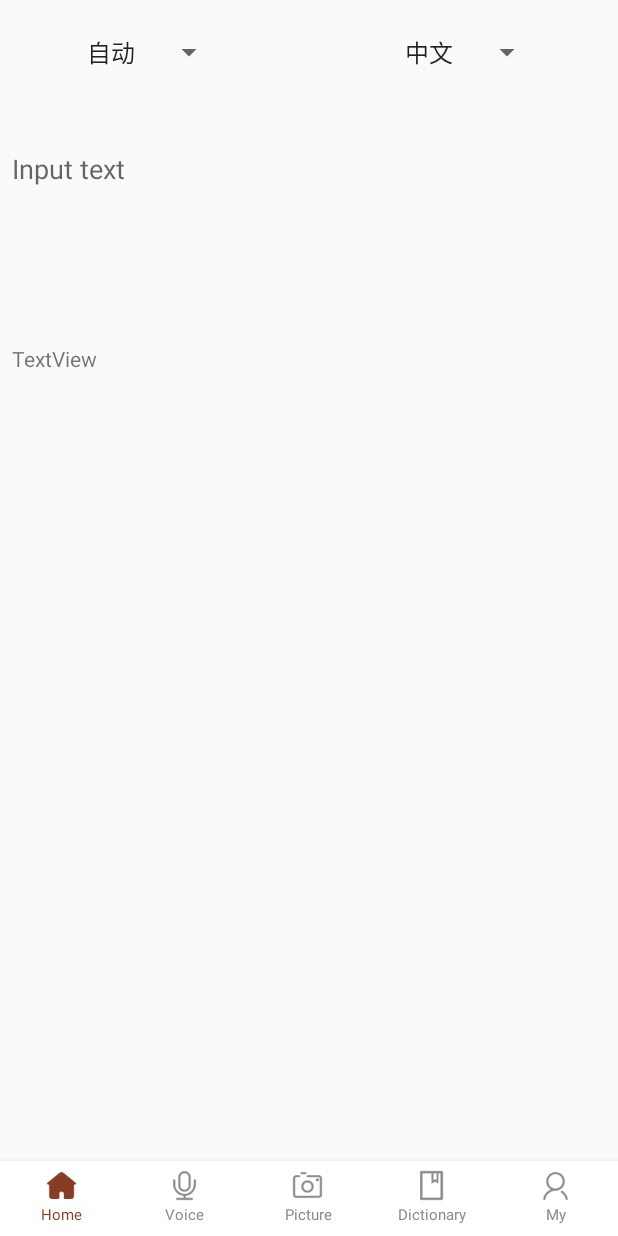
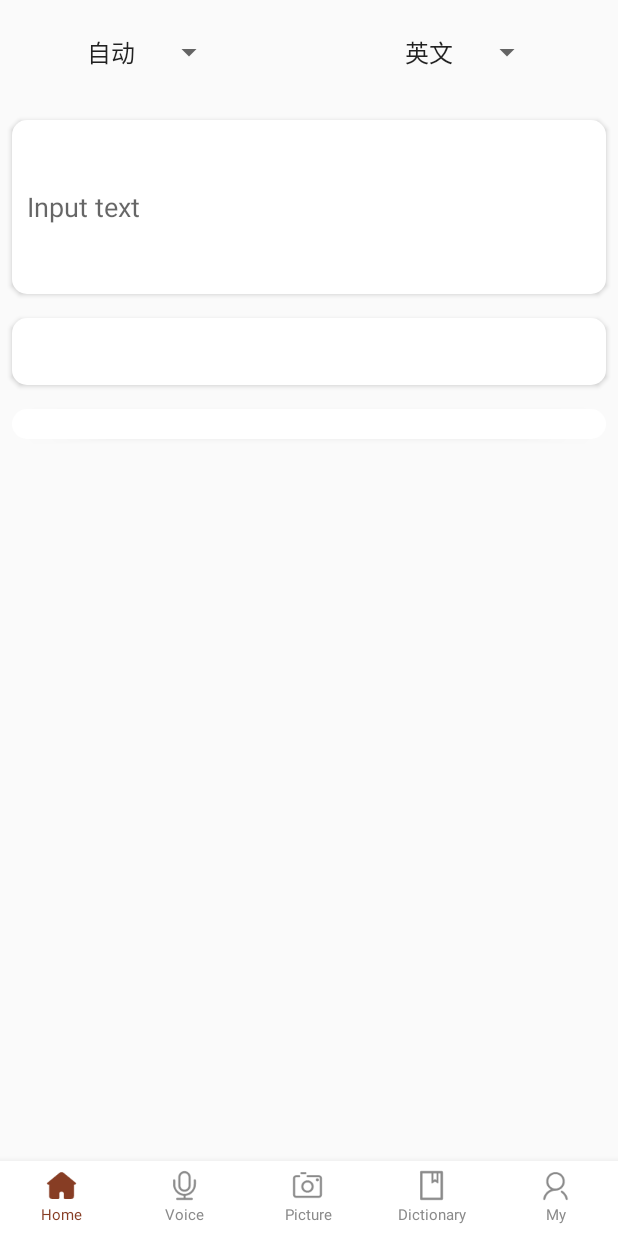
Before and after one commit to Tsitsing/Translation, an Android app: the screen it shows after launch (MainActivity), on a phone screen of 412 x 824 dp. Run offline under Robolectric (Android 15) with nearby library versions, the phone set to English and light mode, and no system bars; our stand-ins replace Volley.

Commit message:
文本查词，分词查询动态显示

```diff
--- a/app/src/main/java/com/tsitsing/translation/FiveLine.java
+++ b/app/src/main/java/com/tsitsing/translation/FiveLine.java
@@ -23,7 +23,7 @@
         super(context, attrs);
         paint = new Paint(Paint.ANTI_ALIAS_FLAG);
         paint.setStrokeWidth(10);
-        paint.setColor(Color.parseColor("#ff0099cc"));
+        paint.setColor(Color.parseColor("#ff873d24"));
     }
 
     public void initLine(float[] floats) {
--- a/app/src/main/java/com/tsitsing/translation/MainActivity.java
+++ b/app/src/main/java/com/tsitsing/translation/MainActivity.java
@@ -17,6 +17,10 @@
 import android.view.View;
 import android.widget.Button;
 import android.widget.RadioGroup;
+
+import java.lang.reflect.Constructor;
+import java.lang.reflect.Field;
+import java.lang.reflect.Method;
 
 
 public class MainActivity extends AppCompatActivity {
@@ -44,12 +48,35 @@
             }
         }
     }
+    //Android9限制了非官方SDK（non-sdk）的调用，用此方法阻止弹窗提示
+    private void closeAndroidPDialog(){
+        try {
+            Class aClass = Class.forName("android.content.pm.PackageParser$Package");
+            Constructor declaredConstructor = aClass.getDeclaredConstructor(String.class);
+            declaredConstructor.setAccessible(true);
+        } catch (Exception e) {
+            e.printStackTrace();
+        }
+        try {
+            Class cls = Class.forName("android.app.ActivityThread");
+            Method declaredMethod = cls.getDeclaredMethod("currentActivityThread");
+            declaredMethod.setAccessible(true);
+            Object activityThread = declaredMethod.invoke(null);
+            Field mHiddenApiWarningShown = cls.getDeclaredField("mHiddenApiWarningShown");
+            mHiddenApiWarningShown.setAccessible(true);
+            mHiddenApiWarningShown.setBoolean(activityThread, true);
+        } catch (Exception e) {
+            e.printStackTrace();
+        }
+    }
 
 
     @Override
     protected void onCreate(Bundle savedInstanceState) {
         super.onCreate(savedInstanceState);
         setContentView(R.layout.activity_main);
+
+        closeAndroidPDialog();
 
         if (PermissionUtil.isOwnPermission(this, Manifest.permission.RECORD_AUDIO)) {
             //如果已经拥有改权限
--- /dev/null
+++ b/app/src/main/java/com/tsitsing/translation/customView/MyScrollView.java
@@ -0,0 +1,43 @@
+package com.tsitsing.translation.customView;
+
+import android.content.Context;
+import android.util.AttributeSet;
+import android.widget.ScrollView;
+
+//自定义控件，使可设置最大高度
+public class MyScrollView extends ScrollView {
+    private Context mContext;
+
+    public MyScrollView(Context context) {
+        super(context);
+        init(context);
+    }
+
+    public MyScrollView(Context context, AttributeSet attrs) {
+        super(context, attrs);
+        init(context);
+
+    }
+
+    public MyScrollView(Context context, AttributeSet attrs, int defStyleAttr) {
+        super(context, attrs, defStyleAttr);
+        init(context);
+    }
+
+    private void init(Context context) {
+        mContext = context;
+    }
+
+    @Override
+    protected void onMeasure(int widthMeasureSpec, int heightMeasureSpec) {
+        try {
+            //此处是关键，设置控件高度在此替换成自己需要的高度
+            heightMeasureSpec = MeasureSpec.makeMeasureSpec(1000, MeasureSpec.AT_MOST);
+
+        } catch (Exception e) {
+            e.printStackTrace();
+        }
+        //重新计算控件高、宽
+        super.onMeasure(widthMeasureSpec, heightMeasureSpec);
+    }
+}
--- a/app/src/main/res/layout/fragment_home.xml
+++ b/app/src/main/res/layout/fragment_home.xml
@@ -33,48 +33,60 @@
 
     <EditText
         android:id="@+id/text_input"
-        android:maxLines="5"
-        android:scrollbars="vertical"
         android:layout_width="0dp"
-        android:layout_height="wrap_content"
+        android:layout_height="116dp"
         android:layout_marginStart="8dp"
-        android:layout_marginTop="100dp"
+        android:layout_marginTop="80dp"
         android:layout_marginEnd="8dp"
-        android:background="@null"
+        android:background="@drawable/shape_image_view"
+        android:elevation="2dp"
         android:ems="10"
         android:hint="@string/text_input"
         android:inputType="textMultiLine"
+        android:maxLines="5"
+        android:padding="10dp"
+        android:scrollbars="vertical"
         app:layout_constraintEnd_toEndOf="parent"
         app:layout_constraintStart_toStartOf="parent"
         app:layout_constraintTop_toTopOf="parent" />
 
     <EditText
         android:id="@+id/text_result"
-        android:maxLines="5"
-        android:scrollbars="vertical"
         android:layout_width="0dp"
         android:layout_height="wrap_content"
         android:layout_marginStart="8dp"
-        android:layout_marginTop="20dp"
+        android:layout_marginTop="16dp"
         android:layout_marginEnd="8dp"
-        android:background="@null"
+        android:background="@drawable/shape_image_view"
+        android:elevation="2dp"
         android:ems="10"
         android:inputType="textMultiLine"
+        android:maxHeight="100dp"
+        android:maxLines="5"
+        android:padding="10dp"
+        android:scrollbars="vertical"
         app:layout_constraintEnd_toEndOf="parent"
         app:layout_constraintStart_toStartOf="parent"
         app:layout_constraintTop_toBottomOf="@+id/text_input" />
 
-    <TextView
-        android:id="@+id/textView_detail"
+    <com.tsitsing.translation.customView.MyScrollView
         android:layout_width="0dp"
-        android:layout_height="356dp"
+        android:layout_height="wrap_content"
         android:layout_marginStart="8dp"
-        android:layout_marginTop="60dp"
+        android:layout_marginTop="16dp"
         android:layout_marginEnd="8dp"
-        android:text="TextView"
+        android:background="@drawable/shape_image_view"
+        android:elevation="2dp"
+        android:padding="10dp"
         app:layout_constraintEnd_toEndOf="parent"
-        app:layout_constraintHorizontal_bias="0.0"
         app:layout_constraintStart_toStartOf="parent"
-        app:layout_constraintTop_toBottomOf="@+id/text_result" />
+        app:layout_constraintTop_toBottomOf="@+id/text_result">
+
+        <LinearLayout
+            android:id="@+id/linear_words"
+            android:layout_width="match_parent"
+            android:layout_height="wrap_content"
+            android:orientation="vertical" />
+    </com.tsitsing.translation.customView.MyScrollView>
 
 </android.support.constraint.ConstraintLayout>
--- a/app/src/main/res/layout/fragment_voice.xml
+++ b/app/src/main/res/layout/fragment_voice.xml
@@ -67,12 +67,13 @@
 
     <com.tsitsing.translation.MyButton
         android:id="@+id/button_voice_translate"
-        android:layout_width="70dp"
-        android:layout_height="70dp"
+        android:layout_width="60dp"
+        android:layout_height="60dp"
         android:layout_marginStart="8dp"
         android:layout_marginEnd="8dp"
         android:layout_marginBottom="76dp"
         android:background="@mipmap/voice_translate"
+        android:elevation="5dp"
         app:layout_constraintBottom_toBottomOf="parent"
         app:layout_constraintEnd_toEndOf="parent"
         app:layout_constraintStart_toStartOf="parent" />
```
Also changed, not shown: app/src/main/java/com/tsitsing/translation/GenerateCard.java (added, +50 -0 lines), app/src/main/java/com/tsitsing/translation/HomeFragment.java (+24 -23 lines), app/src/main/res/mipmap-xhdpi/voice_translate.png.
